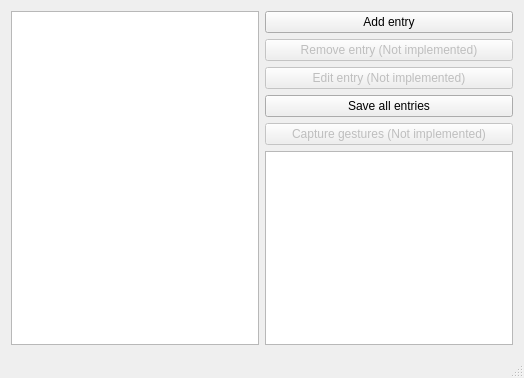
The window that MetadataEntry/mainwindow.ui (vgaudard/d-mo-capture-prototype) describes before a commit, drawn with Qt 5.
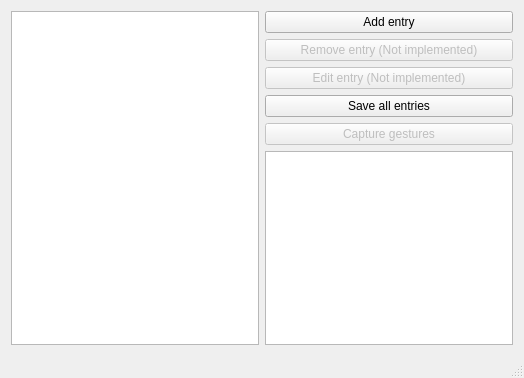
The same window after the commit.

Commit message: Integrated gestures in the Qt app

Diff of the .ui file:
```diff
--- a/MetadataEntry/mainwindow.ui
+++ b/MetadataEntry/mainwindow.ui
@@ -63,7 +63,7 @@
          <bool>false</bool>
         </property>
         <property name="text">
-         <string>Capture gestures (Not implemented)</string>
+         <string>Capture gestures</string>
         </property>
        </widget>
       </item>
```
Left out of the diff: 2 changed lines with no effect on the pictures. The commit also changes 13 other files.
